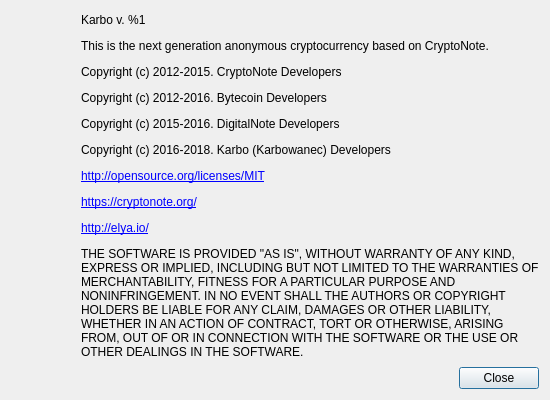
seredat/karbowanecwallet, file src/gui/ui/aboutdialog.ui: the form before one commit.
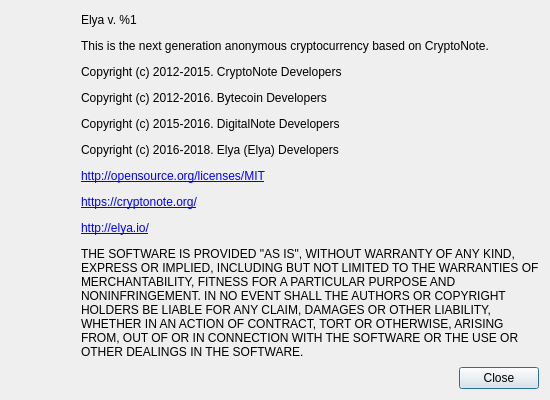
The form after the commit. Icons and pictures are not drawn.

Patch:
```diff
--- a/src/gui/ui/aboutdialog.ui
+++ b/src/gui/ui/aboutdialog.ui
@@ -98,7 +98,7 @@
         </size>
        </property>
        <property name="text">
-        <string>&lt;html&gt;&lt;head/&gt;&lt;body&gt;&lt;p&gt;Karbo v. %1&lt;/p&gt;&lt;p&gt;This is the next generation anonymous cryptocurrency based on CryptoNote.&lt;/p&gt;&lt;p&gt;Copyright (c) 2012-2015. CryptoNote Developers&lt;/p&gt;&lt;p&gt;Copyright (c) 2012-2016. Bytecoin Developers&lt;/p&gt;&lt;p&gt;Copyright (c) 2015-2016. DigitalNote Developers&lt;/p&gt;&lt;p&gt;Copyright (c) 2016-2018. Karbo (Karbowanec) Developers&lt;/p&gt;&lt;p&gt;&lt;a href=&quot;http://opensource.org/licenses/MIT&quot;&gt;&lt;span style=&quot; text-decoration: underline; color:#0000ff;&quot;&gt;http://opensource.org/licenses/MIT&lt;/span&gt;&lt;/a&gt;&lt;/p&gt;&lt;p&gt;&lt;a href=&quot;https://cryptonote.org/&quot;&gt;&lt;span style=&quot; text-decoration: underline; color:#0000ff;&quot;&gt;https://cryptonote.org/&lt;/span&gt;&lt;/a&gt;&lt;/p&gt;&lt;p&gt;&lt;a href=&quot;http://elya.io/&quot;&gt;&lt;span style=&quot; text-decoration: underline; color:#0000ff;&quot;&gt;http://elya.io/&lt;/span&gt;&lt;/a&gt;&lt;/p&gt;&lt;p&gt;THE SOFTWARE IS PROVIDED &amp;quot;AS IS&amp;quot;, WITHOUT WARRANTY OF ANY KIND, EXPRESS OR IMPLIED, INCLUDING BUT NOT LIMITED TO THE WARRANTIES OF MERCHANTABILITY, FITNESS FOR A PARTICULAR PURPOSE AND NONINFRINGEMENT. IN NO EVENT SHALL THE AUTHORS OR COPYRIGHT HOLDERS BE LIABLE FOR ANY CLAIM, DAMAGES OR OTHER LIABILITY, WHETHER IN AN ACTION OF CONTRACT, TORT OR OTHERWISE, ARISING FROM, OUT OF OR IN CONNECTION WITH THE SOFTWARE OR THE USE OR OTHER DEALINGS IN THE SOFTWARE.&lt;/p&gt;&lt;/body&gt;&lt;/html&gt;</string>
+        <string>&lt;html&gt;&lt;head/&gt;&lt;body&gt;&lt;p&gt;Elya v. %1&lt;/p&gt;&lt;p&gt;This is the next generation anonymous cryptocurrency based on CryptoNote.&lt;/p&gt;&lt;p&gt;Copyright (c) 2012-2015. CryptoNote Developers&lt;/p&gt;&lt;p&gt;Copyright (c) 2012-2016. Bytecoin Developers&lt;/p&gt;&lt;p&gt;Copyright (c) 2015-2016. DigitalNote Developers&lt;/p&gt;&lt;p&gt;Copyright (c) 2016-2018. Elya (Elya) Developers&lt;/p&gt;&lt;p&gt;&lt;a href=&quot;http://opensource.org/licenses/MIT&quot;&gt;&lt;span style=&quot; text-decoration: underline; color:#0000ff;&quot;&gt;http://opensource.org/licenses/MIT&lt;/span&gt;&lt;/a&gt;&lt;/p&gt;&lt;p&gt;&lt;a href=&quot;https://cryptonote.org/&quot;&gt;&lt;span style=&quot; text-decoration: underline; color:#0000ff;&quot;&gt;https://cryptonote.org/&lt;/span&gt;&lt;/a&gt;&lt;/p&gt;&lt;p&gt;&lt;a href=&quot;http://elya.io/&quot;&gt;&lt;span style=&quot; text-decoration: underline; color:#0000ff;&quot;&gt;http://elya.io/&lt;/span&gt;&lt;/a&gt;&lt;/p&gt;&lt;p&gt;THE SOFTWARE IS PROVIDED &amp;quot;AS IS&amp;quot;, WITHOUT WARRANTY OF ANY KIND, EXPRESS OR IMPLIED, INCLUDING BUT NOT LIMITED TO THE WARRANTIES OF MERCHANTABILITY, FITNESS FOR A PARTICULAR PURPOSE AND NONINFRINGEMENT. IN NO EVENT SHALL THE AUTHORS OR COPYRIGHT HOLDERS BE LIABLE FOR ANY CLAIM, DAMAGES OR OTHER LIABILITY, WHETHER IN AN ACTION OF CONTRACT, TORT OR OTHERWISE, ARISING FROM, OUT OF OR IN CONNECTION WITH THE SOFTWARE OR THE USE OR OTHER DEALINGS IN THE SOFTWARE.&lt;/p&gt;&lt;/body&gt;&lt;/html&gt;</string>
        </property>
        <property name="textFormat">
         <enum>Qt::RichText</enum>
```
